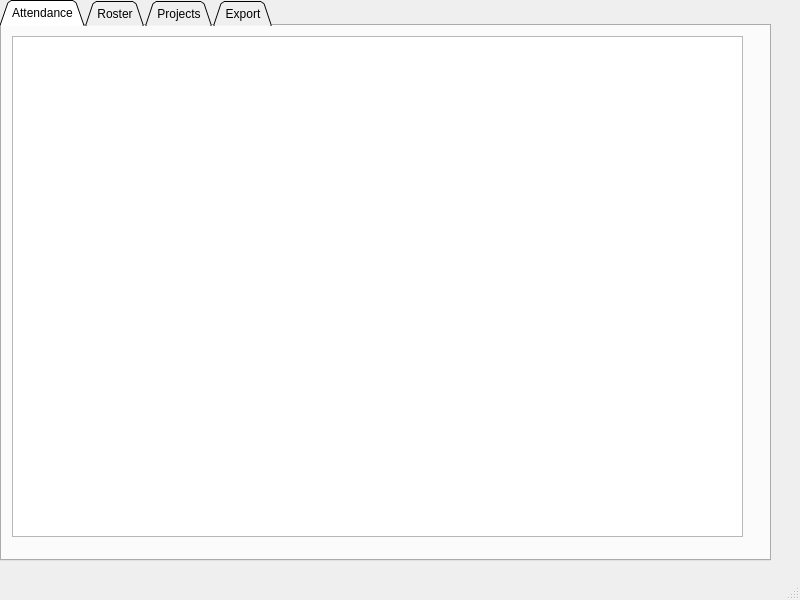
lizhao1993/CMS, file CMS1.ui: the form before one commit.
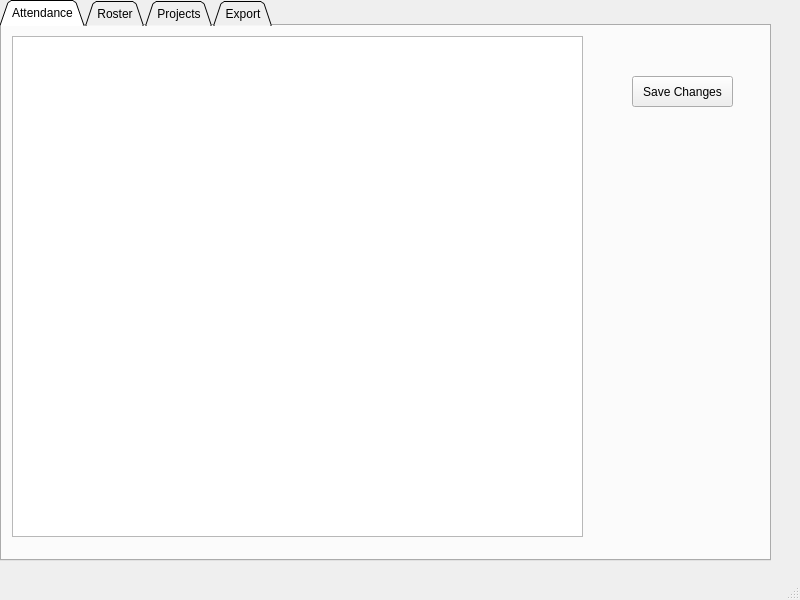
The form after the commit. The open tabs and pages were chosen to show the change.

What changed in the file:
```diff
--- a/CMS1.ui
+++ b/CMS1.ui
@@ -47,11 +47,24 @@
        <rect>
         <x>10</x>
         <y>10</y>
-        <width>731</width>
+        <width>571</width>
         <height>501</height>
        </rect>
       </property>
      </widget>
+     <widget class="QPushButton" name="pushButton_3">
+      <property name="geometry">
+       <rect>
+        <x>630</x>
+        <y>50</y>
+        <width>101</width>
+        <height>31</height>
+       </rect>
+      </property>
+      <property name="text">
+       <string>Save Changes</string>
+      </property>
+     </widget>
     </widget>
     <widget class="QWidget" name="Roster">
      <attribute name="title">
```
Left out of the diff: 8 changed lines with no effect on the pictures.
